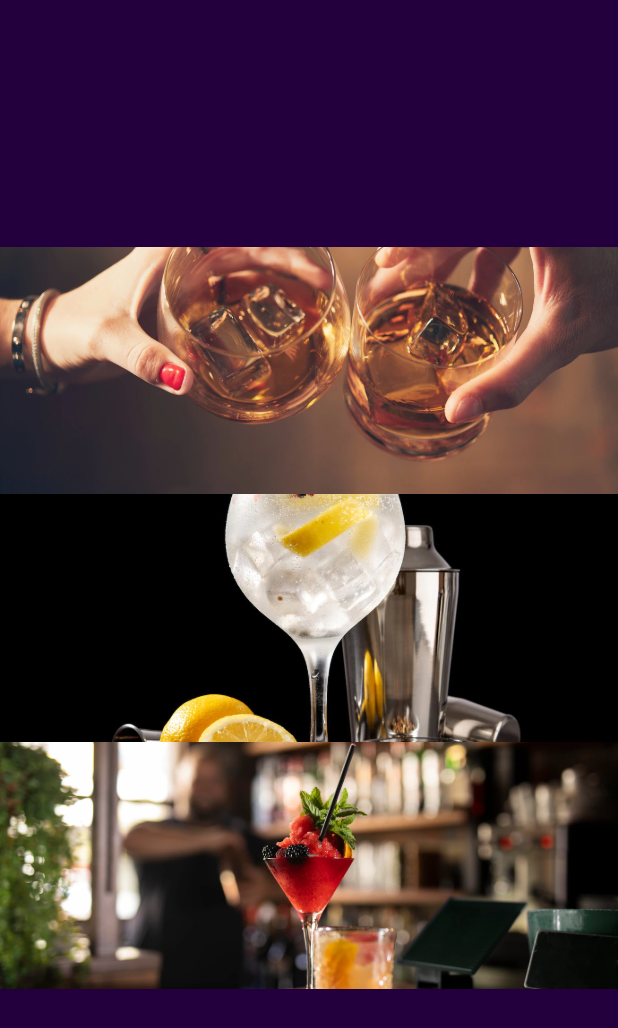
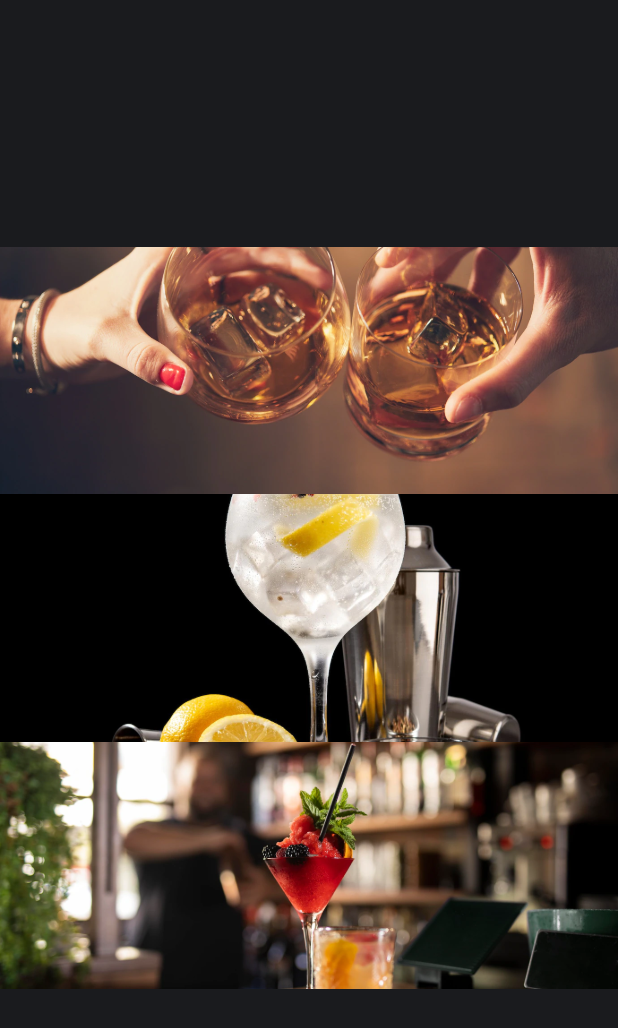
Before and after one commit to KaiserGid/thecocktaildb, a Flutter app: the screen it shows after launch, on a phone screen of 412 x 824 dp. Shown: the top 1028 px of the screen. Run offline on Flutter 3.47's test engine with Material 2 defaults, Android fonts, the phone set to English and light mode, and no system bars; our stand-ins replace dio.

Commit message:
fixed layout

```diff
--- a/lib/src/app_widget.dart
+++ b/lib/src/app_widget.dart
@@ -1,6 +1,7 @@
 import 'package:flutter/material.dart';
 import 'package:thecocktaildb/src/app_routers.dart';
-import 'package:thecocktaildb/src/shared/global_constants.dart';
+import 'package:thecocktaildb/src/shared/custom_colors.dart';
+import 'package:thecocktaildb/src/shared/custom_theme.dart';
 
 class App extends StatelessWidget {
   const App({super.key});
@@ -10,27 +11,9 @@ class App extends StatelessWidget {
     return MaterialApp(
       initialRoute: '/',
       routes: routers,
-      // themeMode: ThemeMode.dark,
-      darkTheme: ThemeData.dark(),
-      theme: ThemeData.dark().copyWith(
-        // brightness: Brightness.dark,
-        useMaterial3: true,
-
-        appBarTheme: const AppBarTheme(
-          backgroundColor: Colors.transparent,
-          elevation: 0,
-          titleTextStyle: TextStyle(
-            color: Colors.white,
-            fontSize: FontSize.title,
-          ),
-        ),
-        scaffoldBackgroundColor: const Color.fromARGB(255, 35, 0, 61),
-
-        textTheme: const TextTheme(
-          headline1: TextStyle(color: Colors.white, fontSize: FontSize.title),
-          headline6: TextStyle(color: Colors.white, fontSize: FontSize.subTitle),
-        ),
-      ),
+      themeMode: ThemeMode.dark,
+      theme: ThemeData(useMaterial3: true, colorScheme: lightColorScheme),
+      darkTheme: darkTheme,
     );
   }
 }
--- a/lib/src/features/drink/ui/drink_list_page.dart
+++ b/lib/src/features/drink/ui/drink_list_page.dart
@@ -25,9 +25,7 @@ class DrinkListPage extends StatelessWidget {
     final String typeDrink = ModalRoute.of(context)!.settings.arguments.toString();
 
     return Scaffold(
-      appBar: AppBarWidget(
-        title: Text(typeDrink),
-      ),
+      appBar: AppBarWidget(title: Text(typeDrink)),
       body: FutureBuilder<List<DrinkEntity>>(
         future: getDrinkByAlchoolic.call(typeDrink),
         builder: (context, snapshot) => snapshot.hasData
--- a/lib/src/features/drink/ui/widgets/app_bar_widget.dart
+++ b/lib/src/features/drink/ui/widgets/app_bar_widget.dart
@@ -9,8 +9,6 @@ class AppBarWidget extends AppBar {
                 onTap: Navigator.of(context).pop,
                 child: const Icon(
                   Icons.arrow_circle_left,
-                  size: 50,
-                  color: Colors.yellowAccent,
                 ),
               );
             }));
--- /dev/null
+++ b/lib/src/shared/custom_colors.dart
@@ -0,0 +1,69 @@
+import 'package:flutter/material.dart';
+
+const lightColorScheme = ColorScheme(
+  brightness: Brightness.light,
+  primary: Color(0xFF295EA7),
+  onPrimary: Color(0xFFFFFFFF),
+  primaryContainer: Color(0xFFD6E3FF),
+  onPrimaryContainer: Color(0xFF001B3E),
+  secondary: Color(0xFF00696D),
+  onSecondary: Color(0xFFFFFFFF),
+  secondaryContainer: Color(0xFF6FF6FC),
+  onSecondaryContainer: Color(0xFF002021),
+  tertiary: Color(0xFF286C2A),
+  onTertiary: Color(0xFFFFFFFF),
+  tertiaryContainer: Color(0xFFABF5A3),
+  onTertiaryContainer: Color(0xFF002203),
+  error: Color(0xFFBA1A1A),
+  errorContainer: Color(0xFFFFDAD6),
+  onError: Color(0xFFFFFFFF),
+  onErrorContainer: Color(0xFF410002),
+  background: Color(0xFFFDFBFF),
+  onBackground: Color(0xFF1A1B1E),
+  surface: Color(0xFFFDFBFF),
+  onSurface: Color(0xFF1A1B1E),
+  surfaceVariant: Color(0xFFE0E2EC),
+  onSurfaceVariant: Color(0xFF44474E),
+  outline: Color(0xFF74777F),
+  onInverseSurface: Color(0xFFF1F0F4),
+  inverseSurface: Color(0xFF2F3033),
+  inversePrimary: Color(0xFFA9C7FF),
+  shadow: Color(0xFF000000),
+  surfaceTint: Color(0xFF295EA7),
+  // outlineVariant: Color(0xFFC4C6D0),
+  // scrim: Color(0xFF000000),
+);
+
+const darkColorScheme = ColorScheme(
+  brightness: Brightness.dark,
+  primary: Color(0xFFA9C7FF),
+  onPrimary: Color(0xFF003064),
+  primaryContainer: Color(0xFF00468C),
+  onPrimaryContainer: Color(0xFFD6E3FF),
+  secondary: Color(0xFF4CD9DF),
+  onSecondary: Color(0xFF003739),
+  secondaryContainer: Color(0xFF004F52),
+  onSecondaryContainer: Color(0xFF6FF6FC),
+  tertiary: Color(0xFF90D889),
+  onTertiary: Color(0xFF003909),
+  tertiaryContainer: Color(0xFF085314),
+  onTertiaryContainer: Color(0xFFABF5A3),
+  error: Color(0xFFFFB4AB),
+  errorContainer: Color(0xFF93000A),
+  onError: Color(0xFF690005),
+  onErrorContainer: Color(0xFFFFDAD6),
+  background: Color(0xFF1A1B1E),
+  onBackground: Color(0xFFE3E2E6),
+  surface: Color(0xFF1A1B1E),
+  onSurface: Color(0xFFE3E2E6),
+  surfaceVariant: Color(0xFF44474E),
+  onSurfaceVariant: Color(0xFFC4C6D0),
+  outline: Color(0xFF8E9099),
+  onInverseSurface: Color(0xFF1A1B1E),
+  inverseSurface: Color(0xFFE3E2E6),
+  inversePrimary: Color(0xFF295EA7),
+  shadow: Color(0xFF000000),
+  surfaceTint: Color(0xFFA9C7FF),
+  // outlineVariant: Color(0xFF44474E),
+  // scrim: Color(0xFF000000),
+);
--- /dev/null
+++ b/lib/src/shared/custom_theme.dart
@@ -0,0 +1,16 @@
+import 'package:flutter/material.dart';
+
+import 'custom_colors.dart';
+
+ThemeData get darkTheme => ThemeData(
+      useMaterial3: true,
+      colorScheme: darkColorScheme,
+      cardTheme: const CardTheme(elevation: 5),
+      appBarTheme: AppBarTheme(
+        backgroundColor: Colors.transparent,
+        iconTheme: IconThemeData(
+          size: 40,
+          color: darkColorScheme.tertiary,
+        ),
+      ),
+    );
```
Also changed, not shown: lib/src/features/drink/ui/widgets/card_item_widget.dart (+4 -3 lines), pubspec.lock, 2 other files.
